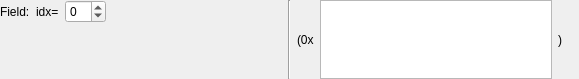
First picture: the form in comms_champion/app/cc_view/src/ui/VariantFieldWidget.ui, repository commschamp/comms_champion, before the edit.
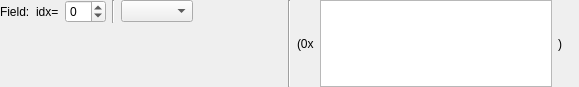
Second picture: the form after the edit.

Commit message: Added an ability to select variant member by name.

Patch:
```diff
--- a/comms_champion/app/cc_view/src/ui/VariantFieldWidget.ui
+++ b/comms_champion/app/cc_view/src/ui/VariantFieldWidget.ui
@@ -7,7 +7,7 @@
     <x>0</x>
     <y>0</y>
     <width>579</width>
-    <height>79</height>
+    <height>87</height>
    </rect>
   </property>
   <property name="windowTitle">
@@ -33,7 +33,7 @@
        <item>
         <layout class="QHBoxLayout" name="horizontalLayout">
          <item>
-          <widget class="QWidget" name="m_idxWidget" native="true">
+          <widget class="QWidget" name="m_infoWidget" native="true">
            <layout class="QHBoxLayout" name="horizontalLayout_7">
             <property name="leftMargin">
              <number>0</number>
@@ -55,6 +55,21 @@
              </widget>
             </item>
             <item>
+             <widget class="QWidget" name="m_idxWidget" native="true">
+              <layout class="QHBoxLayout" name="horizontalLayout_6">
+               <property name="leftMargin">
+                <number>0</number>
+               </property>
+               <property name="topMargin">
+                <number>0</number>
+               </property>
+               <property name="rightMargin">
+                <number>0</number>
+               </property>
+               <property name="bottomMargin">
+                <number>0</number>
+               </property>
+               <item>
              <widget class="QLabel" name="m_idxLabel">
               <property name="text">
                <string>idx=</string>
@@ -66,6 +81,19 @@
               <property name="minimum">
                <number>-1</number>
               </property>
+                </widget>
+               </item>
+               <item>
+                <widget class="Line" name="line">
+                 <property name="orientation">
+                  <enum>Qt::Vertical</enum>
+                 </property>
+                </widget>
+               </item>
+               <item>
+                <widget class="QComboBox" name="m_memberComboBox"/>
+               </item>
+              </layout>
              </widget>
             </item>
             <item>
```
Lines whose indentation alone changed are shown as unchanged. The commit also changes 2 other files.
